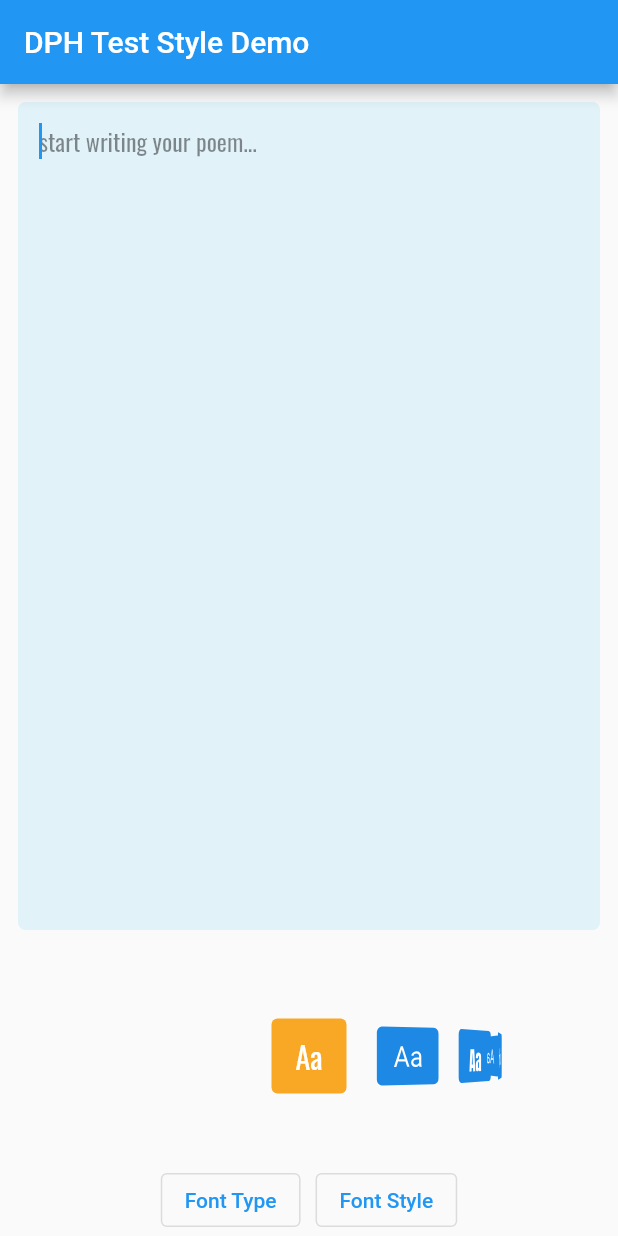
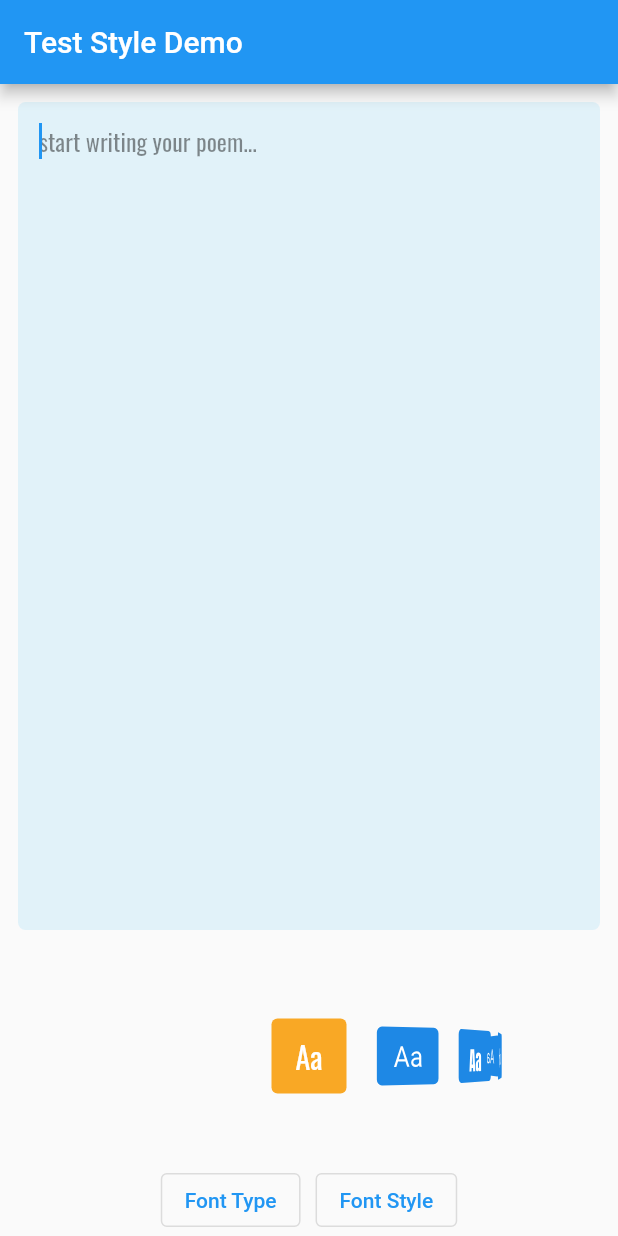
Before and after one commit to Purvik/DynamicTextStyling, a Flutter app: the screen it shows after launch, on a phone screen of 412 x 824 dp. Run offline on Flutter 3.47's test engine with Material 2 defaults, Android fonts, the phone set to English and light mode, and no system bars; our stand-ins replace google_fonts; Roboto replaces fonts that are missing (Macondo).

Commit message:
Minor changes

```diff
--- a/lib/main.dart
+++ b/lib/main.dart
@@ -19,7 +19,7 @@ class MyApp extends StatelessWidget {
       theme: ThemeData(
         primarySwatch: Colors.blue,
       ),
-      home: const MyHomePage(title: 'DPH Test Style Demo'),
+      home: const MyHomePage(title: 'Test Style Demo'),
     );
   }
 }
```
Also changed, not shown: 1 other file.
